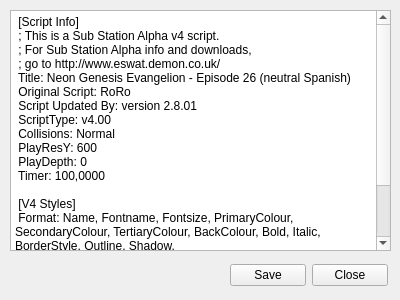
Above: src/ui/transub_custom_info.ui from Gatorix/Final-Project before the change. Below: the same form after it.
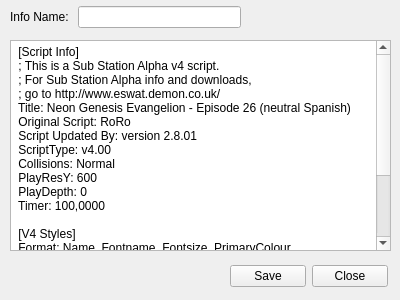
That is the form after the change.

Patch:
```diff
--- a/src/ui/transub_custom_info.ui
+++ b/src/ui/transub_custom_info.ui
@@ -17,9 +17,9 @@
    <property name="geometry">
     <rect>
      <x>10</x>
-     <y>10</y>
+     <y>40</y>
      <width>381</width>
-     <height>241</height>
+     <height>211</height>
     </rect>
    </property>
    <property name="plainText">
@@ -48,7 +48,7 @@
      <x>230</x>
      <y>260</y>
      <width>158</width>
-     <height>31</height>
+     <height>32</height>
     </rect>
    </property>
    <layout class="QGridLayout" name="gridLayout">
@@ -68,6 +68,28 @@
     </item>
    </layout>
   </widget>
+  <widget class="QWidget" name="">
+   <property name="geometry">
+    <rect>
+     <x>10</x>
+     <y>2</y>
+     <width>231</width>
+     <height>31</height>
+    </rect>
+   </property>
+   <layout class="QGridLayout" name="gridLayout_2">
+    <item row="0" column="0">
+     <widget class="QLabel" name="label">
+      <property name="text">
+       <string>Info Name: </string>
+      </property>
+     </widget>
+    </item>
+    <item row="0" column="1">
+     <widget class="QLineEdit" name="lineEdit"/>
+    </item>
+   </layout>
+  </widget>
  </widget>
  <resources/>
  <connections/>
```
